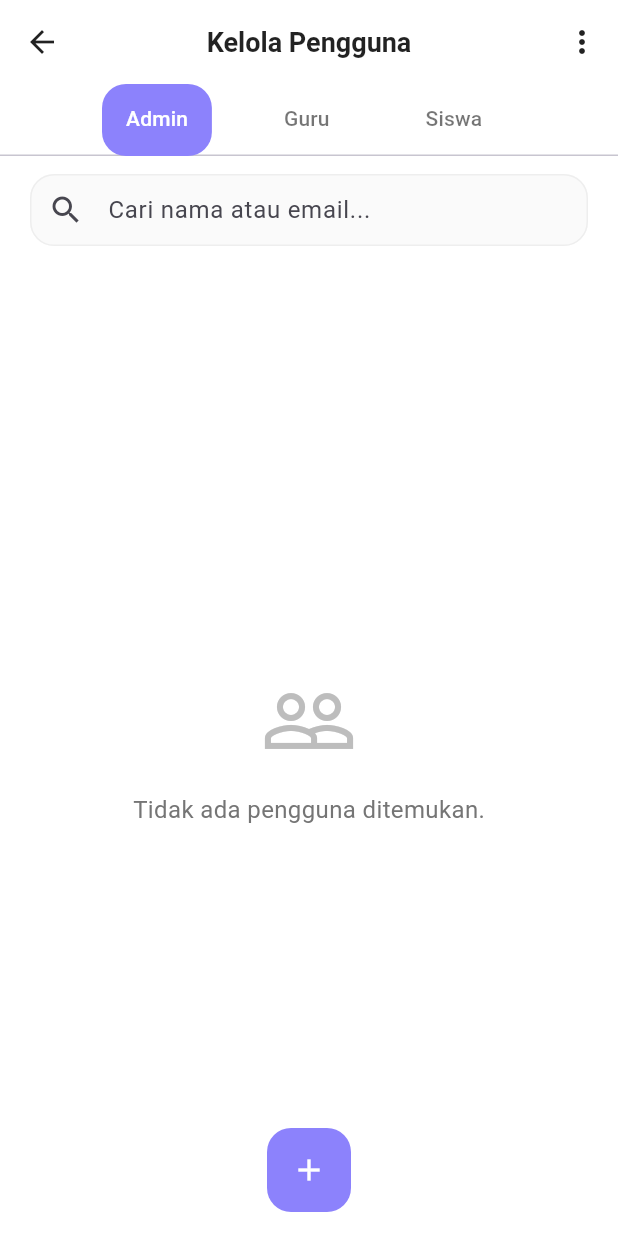
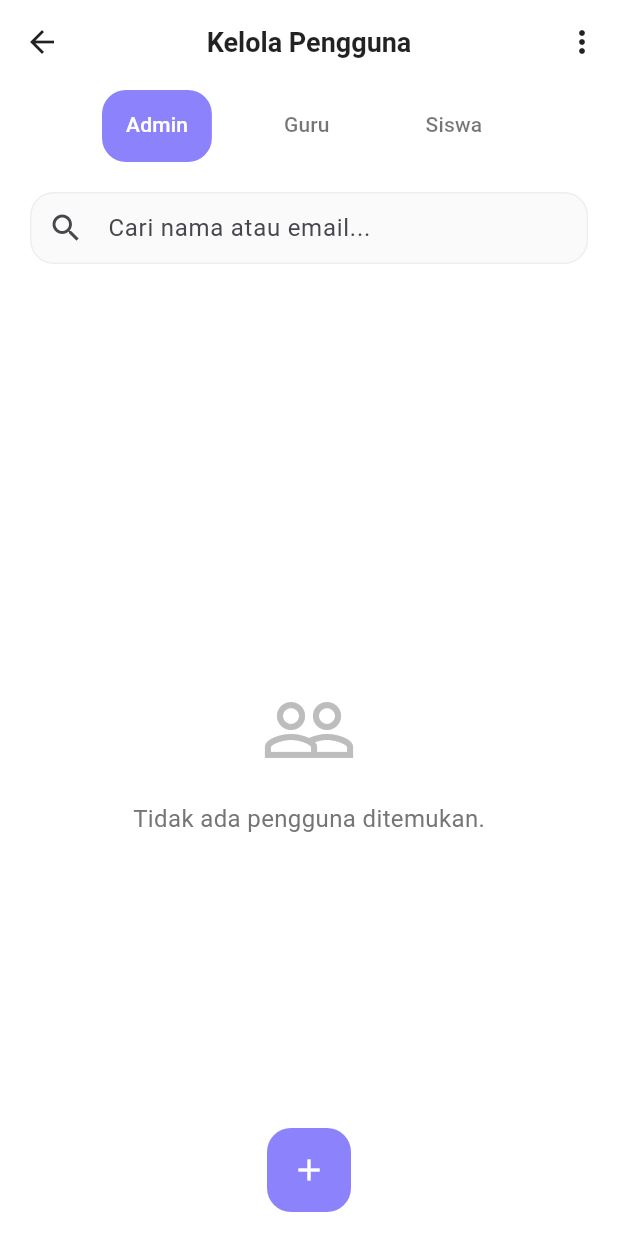
Before and after one commit to adistianherlambang/Absensi-SMP-Muhammadiyah-1-Sekampung-Udik-Flutter, a Flutter app: the ManageUsersScreen screen opened by its route, on a phone screen of 412 x 824 dp. Run offline on Flutter 3.47's test engine with Material 3 defaults, Android fonts, the light colour scheme and no system bars; our stand-ins replace cloud_firestore, file_picker, firebase_auth, firebase_core, flutter_animate, qr_flutter and 1 more; missing offline and left inert: excel, mobile_scanner; accounts and stored records are empty.

Commit message:
tambahkan jarak antara tab dan garis bawah AppBar

```diff
--- a/lib/screens/admin/manage_users_screen.dart
+++ b/lib/screens/admin/manage_users_screen.dart
@@ -1205,15 +1205,20 @@ class _ManageUsersScreenState extends State<ManageUsersScreen>
             ],
           ),
         ],
-        bottom: TabBar(
+        bottom: PreferredSize(
+          preferredSize: const Size.fromHeight(60),
+          child: Column(
+            children: [
+              TabBar(
                 controller: _tabController,
                 isScrollable: true,
                 labelColor: Colors.white,
                 unselectedLabelColor: Colors.black54,
                 indicatorSize: TabBarIndicatorSize.label,
+                dividerColor: Colors.transparent,
                 indicator: BoxDecoration(
                   borderRadius: BorderRadius.circular(16),
-            color: AppTheme.primaryColor, // Ungu untuk indicator
+                  color: AppTheme.primaryColor,
                 ),
                 splashBorderRadius: BorderRadius.circular(25),
                 tabs: const [
@@ -1236,6 +1241,10 @@ class _ManageUsersScreenState extends State<ManageUsersScreen>
                     ),
                   ),
                 ],
+              ),
+              const SizedBox(height: 8),
+            ],
+          ),
         ),
       ),
       body: adminProvider.isLoading
```
Lines whose indentation alone changed are shown as unchanged.
